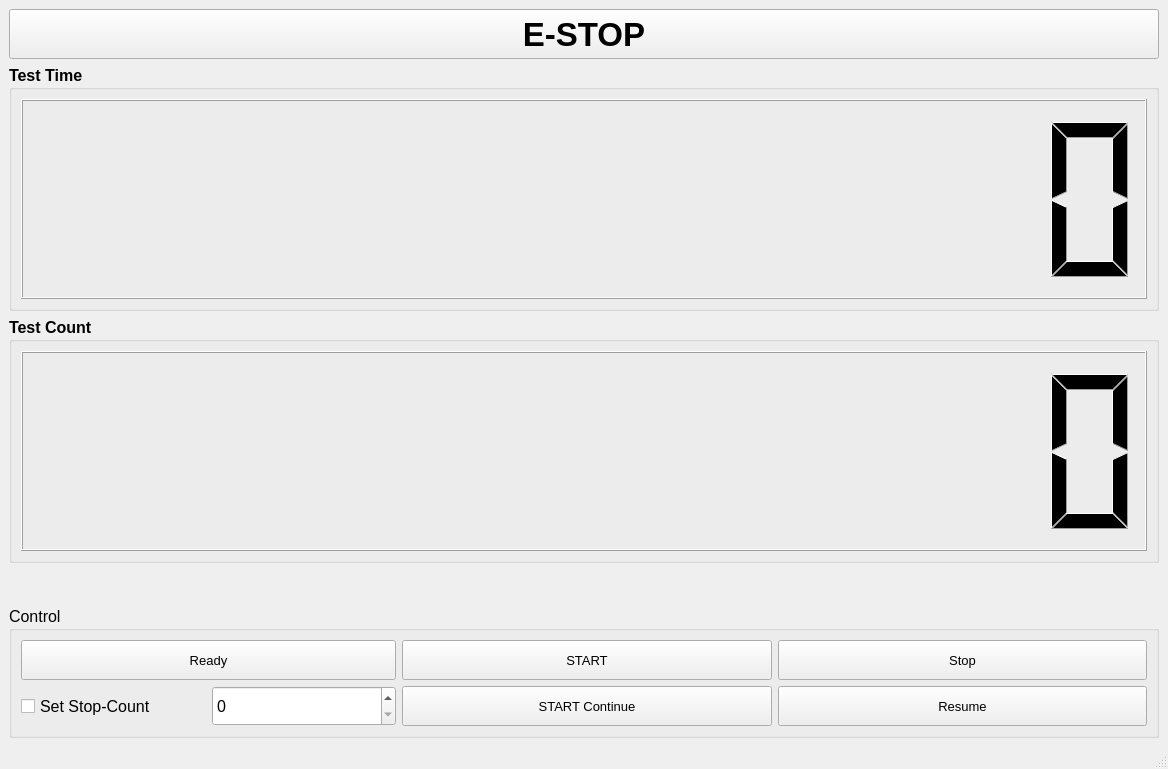
The window that test_gripper_gui/ui/test_gripper_main_window.ui (ROBOTIS-Kayman/Gripper-TEST) describes before a commit, drawn with Qt 5.
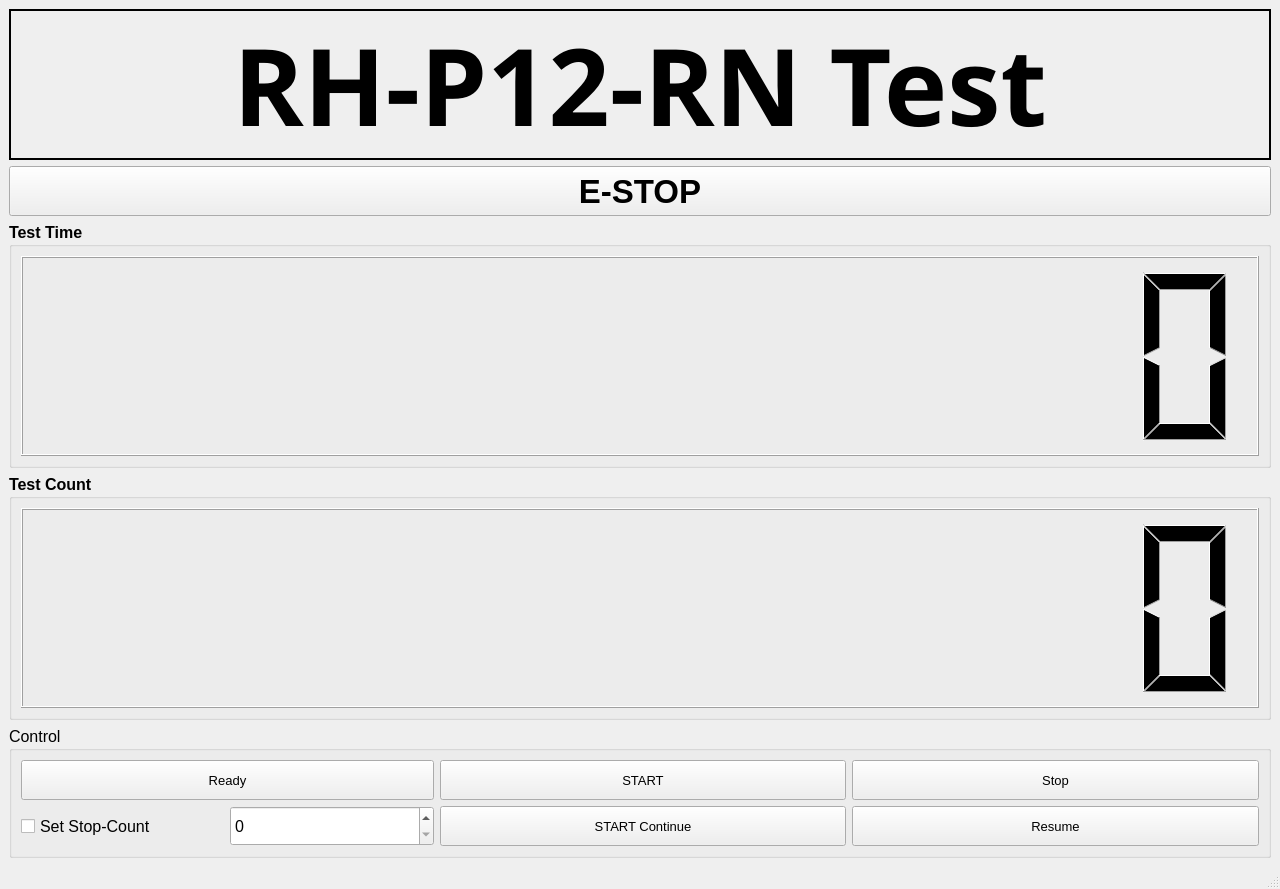
The same window after the commit. Icons and pictures are not drawn.

Patch:
```diff
--- a/test_gripper_gui/ui/test_gripper_main_window.ui
+++ b/test_gripper_gui/ui/test_gripper_main_window.ui
@@ -6,8 +6,8 @@
    <rect>
     <x>0</x>
     <y>0</y>
-    <width>1168</width>
-    <height>769</height>
+    <width>1280</width>
+    <height>867</height>
    </rect>
   </property>
   <property name="windowTitle">
@@ -19,6 +19,36 @@
   </property>
   <widget class="QWidget" name="centralwidget">
    <layout class="QVBoxLayout" name="verticalLayout">
+    <item>
+     <widget class="QLabel" name="label">
+      <property name="font">
+       <font>
+        <family>Noto Sans</family>
+        <pointsize>80</pointsize>
+        <weight>75</weight>
+        <bold>true</bold>
+       </font>
+      </property>
+      <property name="frameShape">
+       <enum>QFrame::Box</enum>
+      </property>
+      <property name="frameShadow">
+       <enum>QFrame::Plain</enum>
+      </property>
+      <property name="lineWidth">
+       <number>2</number>
+      </property>
+      <property name="midLineWidth">
+       <number>0</number>
+      </property>
+      <property name="text">
+       <string>RH-P12-RN Test</string>
+      </property>
+      <property name="alignment">
+       <set>Qt::AlignCenter</set>
+      </property>
+     </widget>
+    </item>
     <item>
      <widget class="QPushButton" name="pushButton_e_stop">
       <property name="minimumSize">
```
Left out of the diff: 6 changed lines with no effect on the pictures.
